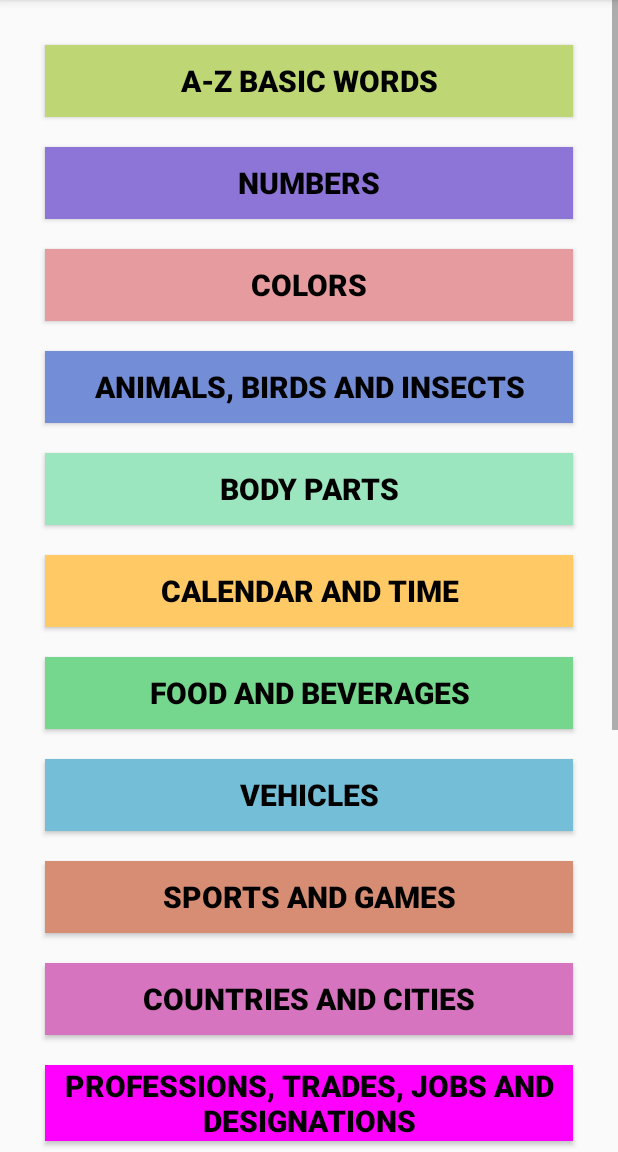
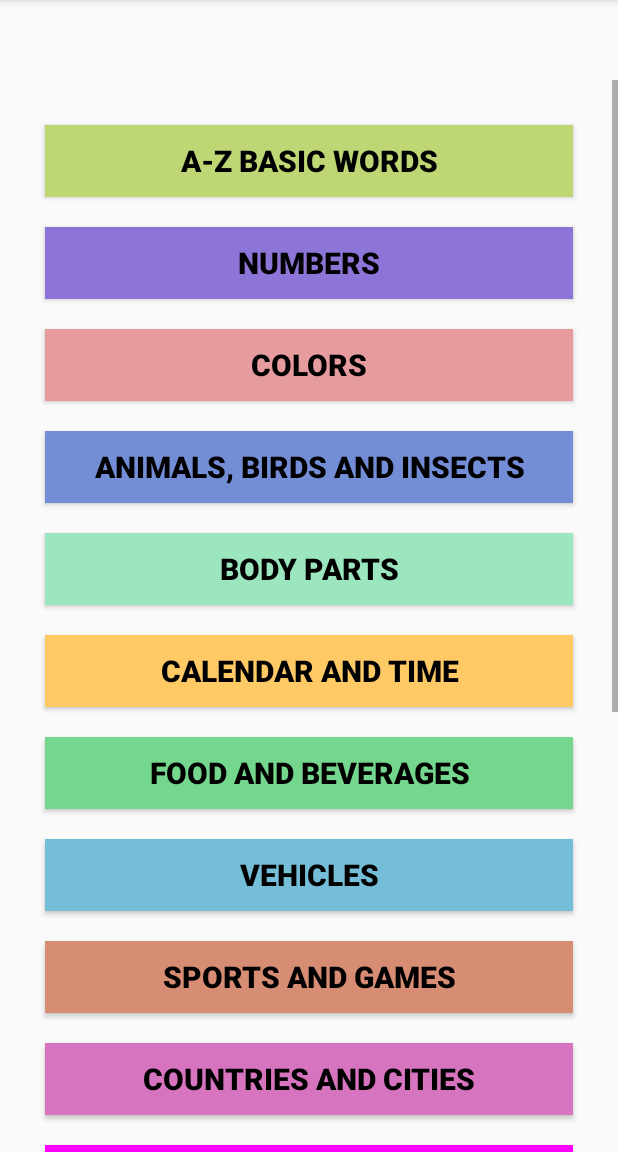
Before and after one commit to sandipa14/ISL_App, an Android app: the MainGenPurposeActivity screen opened directly, with no data from a screen before it, on a phone screen of 412 x 824 dp, the part 84-1236 px from its top. Run offline under Robolectric (Android 15) with nearby library versions, the light colour scheme and no system bars.

```diff
--- a/app/src/main/res/layout/activity_main.xml
+++ b/app/src/main/res/layout/activity_main.xml
@@ -39,7 +39,7 @@
         android:layout_height="wrap_content"
         android:layout_alignParentBottom="true"
         android:layout_centerHorizontal="true"
-        android:text="DST funded Project"
+        android:text=" Govt. of India"
         android:textColor="#748dd7"
         android:textStyle="bold"
         android:textSize="15dp" />
--- a/app/src/main/res/layout/activity_main_gen_purpose.xml
+++ b/app/src/main/res/layout/activity_main_gen_purpose.xml
@@ -9,13 +9,15 @@
         android:layout_height="match_parent"
         android:layout_alignParentStart="true"
         android:layout_alignParentTop="true"
+        android:layout_marginStart="0dp"
+        android:layout_marginTop="53dp"
         android:scrollbars="vertical">
 
         <LinearLayout
             android:layout_width="fill_parent"
             android:layout_height="wrap_content"
+            android:layout_marginLeft="10dp"
             android:layout_marginTop="10dp"
-            android:layout_marginLeft="10dp"
             android:layout_marginRight="10dp"
             android:layout_marginBottom="10dp"
             android:orientation="vertical"
@@ -27,13 +29,13 @@
                 android:layout_height="wrap_content"
                 android:layout_gravity="center"
                 android:layout_marginLeft="20dp"
+                android:layout_marginTop="20dp"
                 android:layout_marginRight="20dp"
-                android:layout_marginTop="20dp"
                 android:background="#bed774"
                 android:text="A-Z Basic Words"
-                android:textStyle="bold"
                 android:textColor="#000"
-                android:textSize="20sp" />
+                android:textSize="20sp"
+                android:textStyle="bold" />
 
             <Button
                 android:id="@+id/buttonNum"
@@ -41,13 +43,13 @@
                 android:layout_height="wrap_content"
                 android:layout_gravity="center"
                 android:layout_marginLeft="20dp"
+                android:layout_marginTop="20dp"
                 android:layout_marginRight="20dp"
-                android:layout_marginTop="20dp"
                 android:background="#8d74d7"
                 android:text="Numbers"
-                android:textStyle="bold"
                 android:textColor="#000"
-                android:textSize="20sp" />
+                android:textSize="20sp"
+                android:textStyle="bold" />
 
             <Button
                 android:id="@+id/buttonCol"
@@ -55,13 +57,13 @@
                 android:layout_height="wrap_content"
                 android:layout_gravity="center"
                 android:layout_marginLeft="20dp"
+                android:layout_marginTop="20dp"
                 android:layout_marginRight="20dp"
-                android:layout_marginTop="20dp"
                 android:background="#e69b9e"
                 android:text="Colors"
-                android:textStyle="bold"
                 android:textColor="#000"
-                android:textSize="20sp" />
+                android:textSize="20sp"
+                android:textStyle="bold" />
 
             <Button
                 android:id="@+id/buttonABI"
@@ -69,13 +71,13 @@
                 android:layout_height="wrap_content"
                 android:layout_gravity="center"
                 android:layout_marginLeft="20dp"
+                android:layout_marginTop="20dp"
                 android:layout_marginRight="20dp"
-                android:layout_marginTop="20dp"
                 android:background="#748dd7"
                 android:text="Animals, Birds and Insects"
-                android:textStyle="bold"
                 android:textColor="#000"
-                android:textSize="20sp" />
+                android:textSize="20sp"
+                android:textStyle="bold" />
 
             <Button
                 android:id="@+id/buttonBP"
@@ -83,13 +85,13 @@
                 android:layout_height="wrap_content"
                 android:layout_gravity="center"
                 android:layout_marginLeft="20dp"
+                android:layout_marginTop="20dp"
                 android:layout_marginRight="20dp"
-                android:layout_marginTop="20dp"
                 android:background="#9be6be"
                 android:text="Body Parts"
-                android:textStyle="bold"
                 android:textColor="#000"
-                android:textSize="20sp" />
+                android:textSize="20sp"
+                android:textStyle="bold" />
 
             <Button
                 android:id="@+id/buttonCalTime"
@@ -97,13 +99,13 @@
                 android:layout_height="wrap_content"
                 android:layout_gravity="center"
                 android:layout_marginLeft="20dp"
+                android:layout_marginTop="20dp"
                 android:layout_marginRight="20dp"
-                android:layout_marginTop="20dp"
                 android:background="#ffc966"
                 android:text="Calendar and Time"
-                android:textStyle="bold"
                 android:textColor="#000"
-                android:textSize="20sp" />
+                android:textSize="20sp"
+                android:textStyle="bold" />
 
             <Button
                 android:id="@+id/buttonFood"
@@ -111,13 +113,13 @@
                 android:layout_height="wrap_content"
                 android:layout_gravity="center"
                 android:layout_marginLeft="20dp"
+                android:layout_marginTop="20dp"
                 android:layout_marginRight="20dp"
-                android:layout_marginTop="20dp"
                 android:background="#74d78d"
                 android:text="Food and Beverages"
-                android:textStyle="bold"
                 android:textColor="#000"
-                android:textSize="20sp" />
+                android:textSize="20sp"
+                android:textStyle="bold" />
 
             <Button
                 android:id="@+id/buttonVehi"
@@ -125,13 +127,13 @@
                 android:layout_height="wrap_content"
                 android:layout_gravity="center"
                 android:layout_marginLeft="20dp"
+                android:layout_marginTop="20dp"
                 android:layout_marginRight="20dp"
-                android:layout_marginTop="20dp"
                 android:background="#74bfd7"
                 android:text="Vehicles"
-                android:textStyle="bold"
                 android:textColor="#000"
-                android:textSize="20sp" />
+                android:textSize="20sp"
+                android:textStyle="bold" />
 
             <Button
                 android:id="@+id/buttonSpGa"
@@ -139,13 +141,13 @@
                 android:layout_height="wrap_content"
                 android:layout_gravity="center"
                 android:layout_marginLeft="20dp"
+                android:layout_marginTop="20dp"
                 android:layout_marginRight="20dp"
-                android:layout_marginTop="20dp"
                 android:background="#d78d74"
                 android:text="Sports and Games"
-                android:textStyle="bold"
                 android:textColor="#000"
-                android:textSize="20sp" />
+                android:textSize="20sp"
+                android:textStyle="bold" />
 
 
             <Button
@@ -168,13 +170,13 @@
                 android:layout_height="wrap_content"
                 android:layout_gravity="center"
                 android:layout_marginLeft="20dp"
+                android:layout_marginTop="20dp"
                 android:layout_marginRight="20dp"
-                android:layout_marginTop="20dp"
                 android:background="#FF00FF"
                 android:text="Professions, Trades, Jobs and Designations"
-                android:textStyle="bold"
                 android:textColor="#000"
-                android:textSize="20sp" />
+                android:textSize="20sp"
+                android:textStyle="bold" />
 
             <Button
                 android:id="@+id/buttonRel"
@@ -182,13 +184,13 @@
                 android:layout_height="wrap_content"
                 android:layout_gravity="center"
                 android:layout_marginLeft="20dp"
+                android:layout_marginTop="20dp"
                 android:layout_marginRight="20dp"
-                android:layout_marginTop="20dp"
                 android:background="#008080"
                 android:text="Family, Kinship and Relationship"
-                android:textStyle="bold"
                 android:textColor="#000"
-                android:textSize="20sp" />
+                android:textSize="20sp"
+                android:textStyle="bold" />
 
             <Button
                 android:id="@+id/buttonPerson"
@@ -196,13 +198,13 @@
                 android:layout_height="wrap_content"
                 android:layout_gravity="center"
                 android:layout_marginLeft="20dp"
+                android:layout_marginTop="20dp"
                 android:layout_marginRight="20dp"
-                android:layout_marginTop="20dp"
                 android:background="#008000"
                 android:text="Famous People and Personalities"
-                android:textStyle="bold"
                 android:textColor="#000"
-                android:textSize="20sp" />
+                android:textSize="20sp"
+                android:textStyle="bold" />
 
             <Button
                 android:id="@+id/buttonBrands"
@@ -210,13 +212,13 @@
                 android:layout_height="wrap_content"
                 android:layout_gravity="center"
                 android:layout_marginLeft="20dp"
+                android:layout_marginTop="20dp"
                 android:layout_marginRight="20dp"
-                android:layout_marginTop="20dp"
                 android:background="#C0C0C0"
                 android:text="Brands"
-                android:textStyle="bold"
                 android:textColor="#000"
-                android:textSize="20sp" />
+                android:textSize="20sp"
+                android:textStyle="bold" />
 
             <Button
                 android:id="@+id/buttonClo"
@@ -224,13 +226,13 @@
                 android:layout_height="wrap_content"
                 android:layout_gravity="center"
                 android:layout_marginLeft="20dp"
+                android:layout_marginTop="20dp"
                 android:layout_marginRight="20dp"
-                android:layout_marginTop="20dp"
                 android:background="#808000"
                 android:text="Clothes and Accessories"
-                android:textStyle="bold"
                 android:textColor="#000"
-                android:textSize="20sp" />
+                android:textSize="20sp"
+                android:textStyle="bold" />
 
 
             <Button
@@ -239,13 +241,13 @@
                 android:layout_height="wrap_content"
                 android:layout_gravity="center"
                 android:layout_marginLeft="20dp"
+                android:layout_marginTop="20dp"
                 android:layout_marginRight="20dp"
-                android:layout_marginTop="20dp"
                 android:background="#800000"
                 android:text="Basic Phrases and Questions"
-                android:textStyle="bold"
                 android:textColor="#000"
-                android:textSize="20sp" />
+                android:textSize="20sp"
+                android:textStyle="bold" />
 
             <Button
                 android:id="@+id/buttonIdioms"
@@ -253,17 +255,16 @@
                 android:layout_height="wrap_content"
                 android:layout_gravity="center"
                 android:layout_marginLeft="20dp"
+                android:layout_marginTop="20dp"
                 android:layout_marginRight="20dp"
-                android:layout_marginTop="20dp"
                 android:background="#FF0000"
                 android:text="English Idioms"
-                android:textStyle="bold"
                 android:textColor="#000"
-                android:textSize="20sp" />
+                android:textSize="20sp"
+                android:textStyle="bold" />
         </LinearLayout>
 
     </ScrollView>
 
 
-
 </RelativeLayout>
```
Also changed, not shown: 3 other files.
